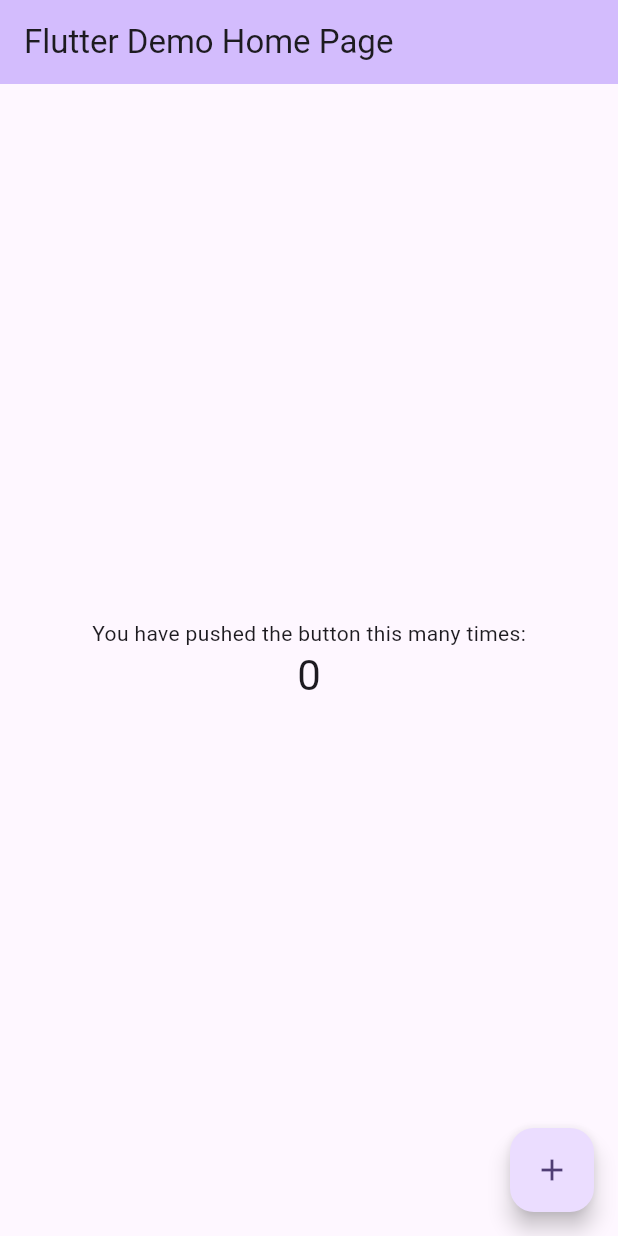
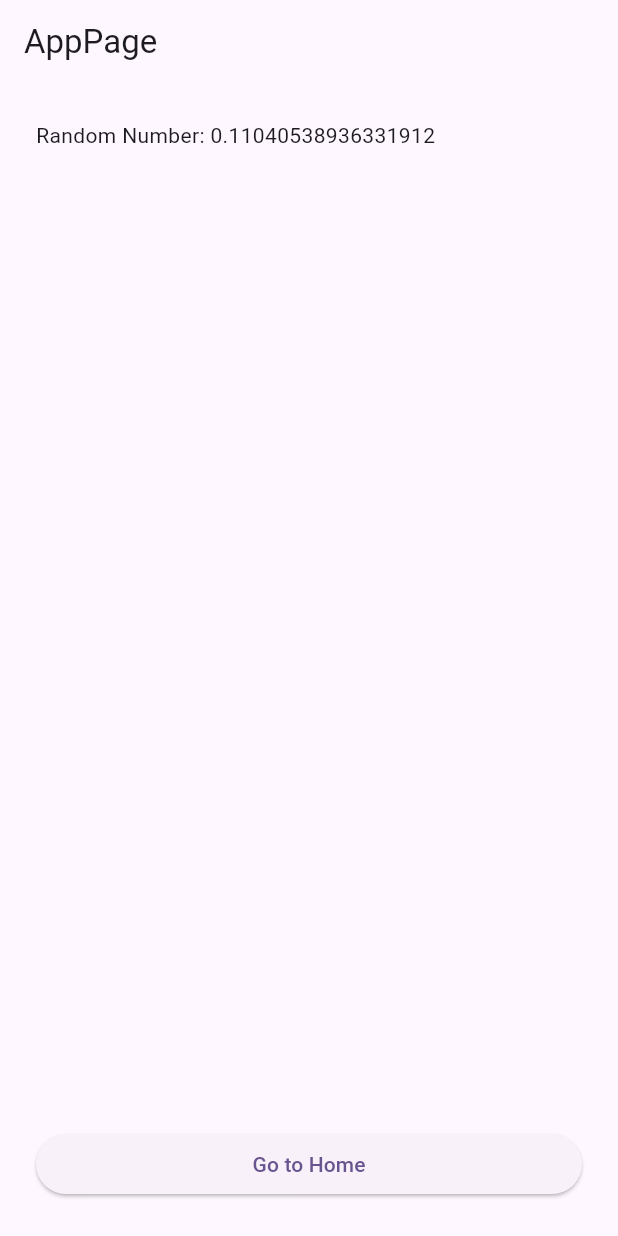
Before and after one commit to matheusEduardoTavares/SimpleFlutterModularization, a Flutter app: the screen it shows after launch, on a phone screen of 412 x 824 dp. Run offline on Flutter 3.47's test engine with Material 2 defaults, Android fonts, the phone set to English and light mode, and no system bars.

```diff
--- /dev/null
+++ b/lib/core/modules/base_module/base_module.dart
@@ -0,0 +1,31 @@
+import 'package:base_modularization_flutter/core/modules/custom_dependencies/abstracted_dependency_type.dart';
+import 'package:base_modularization_flutter/core/modules/custom_dependencies/custom_dependencies.dart';
+import 'package:flutter/material.dart';
+
+base class BaseModule {
+  BaseModule({
+    required String moduleName,
+    required Map<String, Widget> routers,
+    List<AbstractedDependencyType>? binds,
+  })  : _binds = binds,
+        _routers = routers,
+        _moduleName = moduleName;
+
+  final List<AbstractedDependencyType>? _binds;
+  final Map<String, Widget> _routers;
+  final String _moduleName;
+
+  Map<String, WidgetBuilder> get routers {
+    return _routers.map(
+      (key, widget) => MapEntry(
+        '$_moduleName$key',
+        (_) => _binds != null
+            ? CustomDependencies(
+                binds: _binds!,
+                child: widget,
+              )
+            : widget,
+      ),
+    );
+  }
+}
--- /dev/null
+++ b/lib/core/modules/custom_dependencies/abstracted_dependency_type.dart
@@ -0,0 +1,19 @@
+// IN FUTURE, CAN PUT LOGIC TO lazy DEPENDENCY INSTANCES
+
+class AbstractedDependencyType {
+  AbstractedDependencyType({
+    required this.dependency,
+  });
+
+  final dynamic dependency;
+
+  @override
+  bool operator ==(covariant AbstractedDependencyType other) {
+    if (identical(this, other)) return true;
+
+    return other.dependency == dependency;
+  }
+
+  @override
+  int get hashCode => dependency.hashCode;
+}
--- /dev/null
+++ b/lib/core/modules/custom_dependencies/custom_dependencies.dart
@@ -0,0 +1,24 @@
+import 'package:base_modularization_flutter/core/modules/custom_dependencies/abstracted_dependency_type.dart';
+import 'package:collection/collection.dart';
+import 'package:flutter/widgets.dart';
+
+class CustomDependencies extends InheritedWidget {
+  const CustomDependencies({
+    required this.binds,
+    required Widget child,
+    Key? key,
+  })  : _deepCollectionEquality = const DeepCollectionEquality(),
+        super(
+          child: child,
+          key: key,
+        );
+
+  final List<AbstractedDependencyType> binds;
+  final DeepCollectionEquality _deepCollectionEquality;
+
+  @override
+  bool updateShouldNotify(covariant CustomDependencies oldWidget) {
+    return child != oldWidget.child ||
+        !_deepCollectionEquality.equals(binds, oldWidget.binds);
+  }
+}
--- /dev/null
+++ b/lib/core/modules/extensions/get_dependencies_extension.dart
@@ -0,0 +1,37 @@
+import 'package:base_modularization_flutter/core/modules/custom_dependencies/abstracted_dependency_type.dart';
+import 'package:base_modularization_flutter/core/modules/custom_dependencies/custom_dependencies.dart';
+import 'package:base_modularization_flutter/core/modules/global_custom_dependencies/global_custom_dependencies.dart';
+import 'package:base_modularization_flutter/core/modules/global_navigator_key/global_navigator_key.dart';
+import 'package:flutter/material.dart';
+import 'package:collection/collection.dart';
+
+extension GetDependenciesExtension on BuildContext {
+  T read<T>() {
+    var currentDependency = _getAssociatedDependencies<CustomDependencies, T>(
+      context: this,
+    );
+
+    if (currentDependency != null && currentDependency.dependency is T) {
+      return currentDependency.dependency;
+    }
+
+    currentDependency = _getAssociatedDependencies<GlobalCustomDependencies, T>(
+      context: GlobalNavigatorKey.navigator.currentContext!,
+    );
+
+    return currentDependency!.dependency as T;
+  }
+
+  AbstractedDependencyType?
+      _getAssociatedDependencies<C extends CustomDependencies, T>({
+    required BuildContext context,
+  }) {
+    final dependencies = context.dependOnInheritedWidgetOfExactType<C>();
+
+    final currentDependency = dependencies?.binds.firstWhereOrNull(
+      (abstractedDependencyType) => abstractedDependencyType.dependency is T,
+    );
+
+    return currentDependency;
+  }
+}
--- /dev/null
+++ b/lib/core/modules/global_custom_dependencies/global_custom_dependencies.dart
@@ -0,0 +1,10 @@
+import 'package:base_modularization_flutter/core/modules/custom_dependencies/custom_dependencies.dart';
+import 'package:flutter/material.dart';
+
+class GlobalCustomDependencies extends CustomDependencies {
+  const GlobalCustomDependencies({
+    required super.binds,
+    required super.child,
+    Key? key,
+  }) : super(key: key);
+}
--- /dev/null
+++ b/lib/core/modules/global_navigator_key/global_navigator_key.dart
@@ -0,0 +1,5 @@
+import 'package:flutter/material.dart';
+
+sealed class GlobalNavigatorKey {
+  static final navigator = GlobalKey<NavigatorState>();
+}
--- /dev/null
+++ b/lib/core/utils/test_utils/test_utils.dart
@@ -0,0 +1,4 @@
+/// EXAMPLE
+abstract interface class TestUtils {
+  String getRandomNumber();
+}
--- /dev/null
+++ b/lib/core/utils/test_utils/test_utils_impl.dart
@@ -0,0 +1,9 @@
+/// EXAMPLE
+import 'dart:math';
+
+import 'package:base_modularization_flutter/core/utils/test_utils/test_utils.dart';
+
+final class TestUtilsImpl implements TestUtils {
+  @override
+  String getRandomNumber() => Random().nextDouble().toString();
+}
--- a/lib/main.dart
+++ b/lib/main.dart
@@ -1,3 +1,9 @@
+import 'package:base_modularization_flutter/core/modules/custom_dependencies/abstracted_dependency_type.dart';
+import 'package:base_modularization_flutter/core/modules/global_custom_dependencies/global_custom_dependencies.dart';
+import 'package:base_modularization_flutter/core/modules/global_navigator_key/global_navigator_key.dart';
+import 'package:base_modularization_flutter/core/utils/test_utils/test_utils_impl.dart';
+import 'package:base_modularization_flutter/modules/app_module/core/app_module.dart';
+import 'package:base_modularization_flutter/modules/home_module/core/home_module.dart';
 import 'package:flutter/material.dart';
 
 void main() {
@@ -7,119 +13,27 @@ void main() {
 class MyApp extends StatelessWidget {
   const MyApp({super.key});
 
-  // This widget is the root of your application.
   @override
   Widget build(BuildContext context) {
-    return MaterialApp(
-      title: 'Flutter Demo',
-      theme: ThemeData(
-        // This is the theme of your application.
-        //
-        // TRY THIS: Try running your application with "flutter run". You'll see
-        // the application has a blue toolbar. Then, without quitting the app,
-        // try changing the seedColor in the colorScheme below to Colors.green
-        // and then invoke "hot reload" (save your changes or press the "hot
-        // reload" button in a Flutter-supported IDE, or press "r" if you used
-        // the command line to start the app).
-        //
-        // Notice that the counter didn't reset back to zero; the application
-        // state is not lost during the reload. To reset the state, use hot
-        // restart instead.
-        //
-        // This works for code too, not just values: Most code changes can be
-        // tested with just a hot reload.
-        colorScheme: ColorScheme.fromSeed(seedColor: Colors.deepPurple),
-        useMaterial3: true,
+    return GlobalCustomDependencies(
+      binds: [
+        AbstractedDependencyType(
+          dependency: TestUtilsImpl(),
+        ),
+      ],
+      child: MaterialApp(
+        navigatorKey: GlobalNavigatorKey.navigator,
+        title: 'Flutter Demo',
+        theme: ThemeData(
+          colorScheme: ColorScheme.fromSeed(seedColor: Colors.deepPurple),
+          useMaterial3: true,
+        ),
+        initialRoute: AppModule.initialRoute,
+        routes: {
+          ...AppModule().routers,
+          ...HomeModule().routers,
+        },
       ),
-      home: const MyHomePage(title: 'Flutter Demo Home Page'),
     );
   }
 }
-
-class MyHomePage extends StatefulWidget {
-  const MyHomePage({super.key, required this.title});
-
-  // This widget is the home page of your application. It is stateful, meaning
-  // that it has a State object (defined below) that contains fields that affect
-  // how it looks.
-
-  // This class is the configuration for the state. It holds the values (in this
-  // case the title) provided by the parent (in this case the App widget) and
-  // used by the build method of the State. Fields in a Widget subclass are
-  // always marked "final".
-
-  final String title;
-
-  @override
-  State<MyHomePage> createState() => _MyHomePageState();
-}
-
-class _MyHomePageState extends State<MyHomePage> {
-  int _counter = 0;
-
-  void _incrementCounter() {
-    setState(() {
-      // This call to setState tells the Flutter framework that something has
-      // changed in this State, which causes it to rerun the build method below
-      // so that the display can reflect the updated values. If we changed
-      // _counter without calling setState(), then the build method would not be
-      // called again, and so nothing would appear to happen.
-      _counter++;
-    });
-  }
-
-  @override
-  Widget build(BuildContext context) {
-    // This method is rerun every time setState is called, for instance as done
-    // by the _incrementCounter method above.
-    //
-    // The Flutter framework has been optimized to make rerunning build methods
-    // fast, so that you can just rebuild anything that needs updating rather
-    // than having to individually change instances of widgets.
-    return Scaffold(
-      appBar: AppBar(
-        // TRY THIS: Try changing the color here to a specific color (to
-        // Colors.amber, perhaps?) and trigger a hot reload to see the AppBar
-        // change color while the other colors stay the same.
-        backgroundColor: Theme.of(context).colorScheme.inversePrimary,
-        // Here we take the value from the MyHomePage object that was created by
-        // the App.build method, and use it to set our appbar title.
-        title: Text(widget.title),
-      ),
-      body: Center(
-        // Center is a layout widget. It takes a single child and positions it
-        // in the middle of the parent.
-        child: Column(
-          // Column is also a layout widget. It takes a list of children and
-          // arranges them vertically. By default, it sizes itself to fit its
-          // children horizontally, and tries to be as tall as its parent.
-          //
-          // Column has various properties to control how it sizes itself and
-          // how it positions its children. Here we use mainAxisAlignment to
-          // center the children vertically; the main axis here is the vertical
-          // axis because Columns are vertical (the cross axis would be
-          // horizontal).
-          //
-          // TRY THIS: Invoke "debug painting" (choose the "Toggle Debug Paint"
-          // action in the IDE, or press "p" in the console), to see the
-          // wireframe for each widget.
-          mainAxisAlignment: MainAxisAlignment.center,
-          children: <Widget>[
-            const Text(
-              'You have pushed the button this many times:',
-            ),
-            Text(
-              '$_counter',
-              style: Theme.of(context).textTheme.headlineMedium,
-            ),
-          ],
-        ),
-      ),
-      floatingActionButton: FloatingActionButton(
-        onPressed: _incrementCounter,
-        tooltip: 'Increment',
-        child: const Icon(Icons.add),
-      ), // This trailing comma makes auto-formatting nicer for build methods.
-    );
-  }
-}
--- /dev/null
+++ b/lib/modules/app_module/constants/app_module_constants.dart
@@ -0,0 +1,6 @@
+/// EXAMPLE
+sealed class AppModuleConstants {
+  static const moduleName = '/app';
+
+  static const appPage = '/';
+}
--- /dev/null
+++ b/lib/modules/app_module/core/app_module.dart
@@ -0,0 +1,23 @@
+import 'package:base_modularization_flutter/core/modules/base_module/base_module.dart';
+import 'package:base_modularization_flutter/core/modules/custom_dependencies/abstracted_dependency_type.dart';
+import 'package:base_modularization_flutter/modules/app_module/constants/app_module_constants.dart';
+import 'package:base_modularization_flutter/modules/app_module/helpers/app_module_helper/app_module_helper_impl.dart';
+import 'package:base_modularization_flutter/modules/app_module/pages/app_page/app_page.dart';
+
+final class AppModule extends BaseModule {
+  static const initialRoute =
+      '${AppModuleConstants.moduleName}${AppModuleConstants.appPage}';
+
+  AppModule()
+      : super(
+          moduleName: AppModuleConstants.moduleName,
+          routers: {
+            AppModuleConstants.appPage: const AppPage(),
+          },
+          binds: [
+            AbstractedDependencyType(
+              dependency: AppModuleHelperImpl(),
+            ),
+          ],
+        );
+}
--- /dev/null
+++ b/lib/modules/app_module/helpers/app_module_helper/app_module_helper.dart
@@ -0,0 +1,4 @@
+/// EXAMPLE
+abstract interface class AppModuleHelper {
+  String getPageTitle();
+}
--- /dev/null
+++ b/lib/modules/app_module/helpers/app_module_helper/app_module_helper_impl.dart
@@ -0,0 +1,9 @@
+/// EXAMPLE
+import 'package:base_modularization_flutter/modules/app_module/helpers/app_module_helper/app_module_helper.dart';
+
+class AppModuleHelperImpl implements AppModuleHelper {
+  @override
+  String getPageTitle() {
+    return 'AppPage';
+  }
+}
--- /dev/null
+++ b/lib/modules/app_module/pages/app_page/app_page.dart
@@ -0,0 +1,39 @@
+import 'package:base_modularization_flutter/core/modules/extensions/get_dependencies_extension.dart';
+import 'package:base_modularization_flutter/core/utils/test_utils/test_utils.dart';
+import 'package:base_modularization_flutter/modules/app_module/helpers/app_module_helper/app_module_helper.dart';
+import 'package:base_modularization_flutter/modules/home_module/constants/home_module_constants.dart';
+import 'package:flutter/material.dart';
+
+class AppPage extends StatelessWidget {
+  const AppPage({super.key});
+
+  @override
+  Widget build(BuildContext context) {
+    return Scaffold(
+      appBar: AppBar(
+        title: Text(
+          context.read<AppModuleHelper>().getPageTitle(),
+        ),
+      ),
+      bottomNavigationBar: Padding(
+        padding: const EdgeInsets.all(24),
+        child: ElevatedButton(
+          onPressed: () {
+            Navigator.of(context).pushNamed(
+              HomeModuleConstants.getPageName(
+                page: HomeModuleConstants.homePage,
+              ),
+            );
+          },
+          child: const Text('Go to Home'),
+        ),
+      ),
+      body: Padding(
+        padding: const EdgeInsets.all(24),
+        child: Text(
+          'Random Number: ${context.read<TestUtils>().getRandomNumber()}',
+        ),
+      ),
+    );
+  }
+}
--- /dev/null
+++ b/lib/modules/home_module/constants/home_module_constants.dart
@@ -0,0 +1,11 @@
+/// EXAMPLE
+sealed class HomeModuleConstants {
+  static const moduleName = '/home';
+
+  static const homePage = '/';
+
+  static String getPageName({
+    required String page,
+  }) =>
+      '$moduleName$page';
+}
--- /dev/null
+++ b/lib/modules/home_module/core/home_module.dart
@@ -0,0 +1,20 @@
+import 'package:base_modularization_flutter/core/modules/base_module/base_module.dart';
+import 'package:base_modularization_flutter/core/modules/custom_dependencies/abstracted_dependency_type.dart';
+import 'package:base_modularization_flutter/modules/home_module/constants/home_module_constants.dart';
+import 'package:base_modularization_flutter/modules/home_module/helpers/app_module_helper/home_module_helper_impl.dart';
+import 'package:base_modularization_flutter/modules/home_module/pages/app_page/home_page.dart';
+
+final class HomeModule extends BaseModule {
+  HomeModule()
+      : super(
+          moduleName: HomeModuleConstants.moduleName,
+          routers: {
+            HomeModuleConstants.homePage: const HomePage(),
+          },
+          binds: [
+            AbstractedDependencyType(
+              dependency: HomeModuleHelperImpl(),
+            ),
+          ],
+        );
+}
--- /dev/null
+++ b/lib/modules/home_module/helpers/app_module_helper/home_module_helper.dart
@@ -0,0 +1,4 @@
+/// EXAMPLE
+abstract interface class HomeModuleHelper {
+  String getPageTitle();
+}
--- /dev/null
+++ b/lib/modules/home_module/helpers/app_module_helper/home_module_helper_impl.dart
@@ -0,0 +1,9 @@
+/// EXAMPLE
+import 'package:base_modularization_flutter/modules/home_module/helpers/app_module_helper/home_module_helper.dart';
+
+class HomeModuleHelperImpl implements HomeModuleHelper {
+  @override
+  String getPageTitle() {
+    return 'HomePage';
+  }
+}
--- /dev/null
+++ b/lib/modules/home_module/pages/app_page/home_page.dart
@@ -0,0 +1,19 @@
+import 'package:base_modularization_flutter/core/modules/extensions/get_dependencies_extension.dart';
+import 'package:base_modularization_flutter/modules/home_module/helpers/app_module_helper/home_module_helper.dart';
+import 'package:flutter/material.dart';
+
+class HomePage extends StatelessWidget {
+  const HomePage({super.key});
+
+  @override
+  Widget build(BuildContext context) {
+    return Scaffold(
+      appBar: AppBar(
+        title: Text(
+          context.read<HomeModuleHelper>().getPageTitle(),
+        ),
+      ),
+      body: const SizedBox.shrink(),
+    );
+  }
+}
--- a/pubspec.yaml
+++ b/pubspec.yaml
@@ -19,7 +19,7 @@ publish_to: 'none' # Remove this line if you wish to publish to pub.dev
 version: 1.0.0+1
 
 environment:
-  sdk: '>=3.1.3 <4.0.0'
+  sdk: '>=3.1.0 <4.0.0'
 
 # Dependencies specify other packages that your package needs in order to work.
 # To automatically upgrade your package dependencies to the latest versions
@@ -35,6 +35,7 @@ dependencies:
   # The following adds the Cupertino Icons font to your application.
   # Use with the CupertinoIcons class for iOS style icons.
   cupertino_icons: ^1.0.2
+  collection: 1.17.2
 
 dev_dependencies:
   flutter_test:
```
Also changed, not shown: pubspec.lock.
